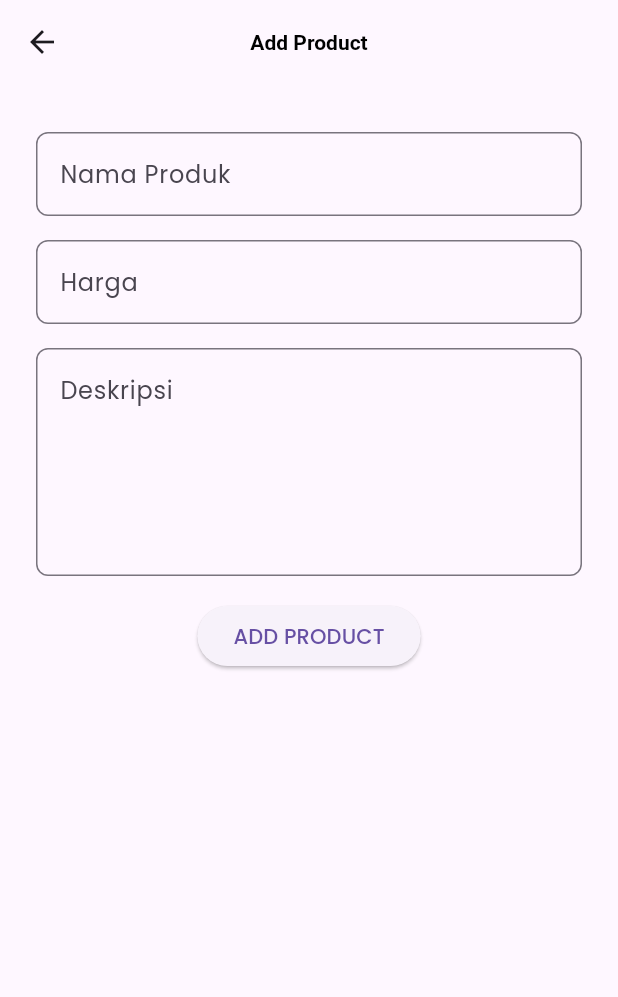
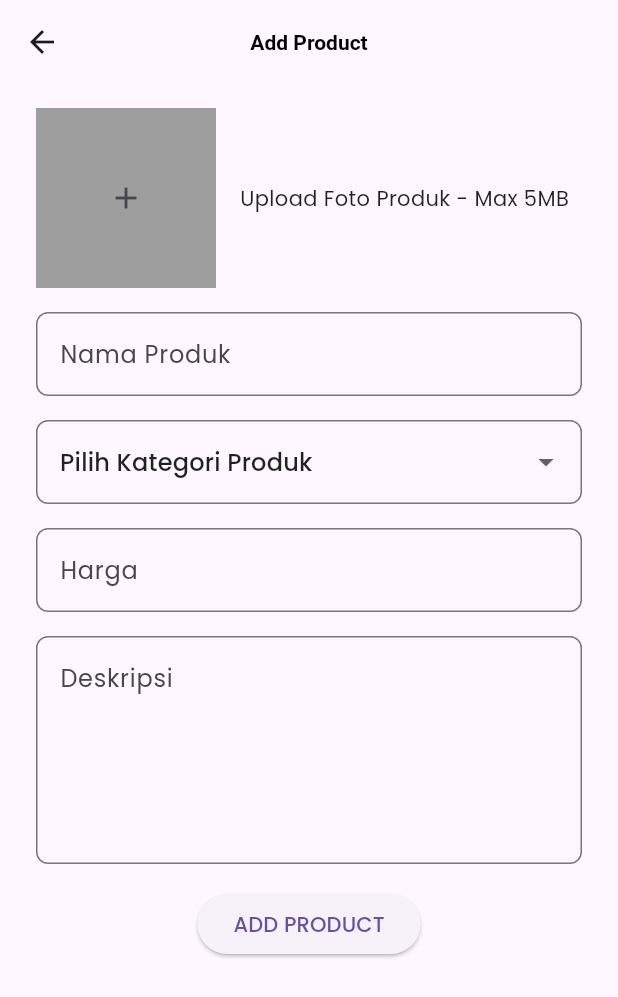
Before and after one commit to geniusvale/unimarket, a Flutter app: the MyProduct screen opened directly, after a tap on the "add" icon, on a phone screen of 412 x 824 dp. Shown: the top 997 px of the screen. Run offline on Flutter 3.47's test engine with Material 2 defaults, Android fonts, the phone set to English and light mode, and no system bars; our stand-ins replace cached_network_image, email_validator, file_picker, flutter_svg, freezed_annotation, google_fonts and 2 more; accounts and stored records are empty.

Commit message:
fixing product fetch data with model, add more form in add product, file picker

```diff
--- a/lib/controller/product_provider.dart
+++ b/lib/controller/product_provider.dart
@@ -1,9 +1,13 @@
 import 'package:flutter/material.dart';
 import 'package:supabase_flutter/supabase_flutter.dart';
 
+import '../models/product/product_model.dart';
 import '../utilities/constants.dart';
 
 class ProductsProvider extends ChangeNotifier {
+  List<ProductModel>? allProducts;
+  ProductModel? productData;
+
   //Tambah Produk Ke DB
   void addProduct({String? name, desc, int? price}) async {
     await supabase.from('products').insert(
@@ -18,10 +22,14 @@ class ProductsProvider extends ChangeNotifier {
   }
 
   //Menampilkan Seluruh Produk Dari Tabel di DB
-  Future<List<Map<String, dynamic>>> getProduct() async {
+  Future<List<ProductModel>> getProduct() async {
     final supabase = Supabase.instance.client;
-    final allProducts =
-        await supabase.from('products').select<List<Map<String, dynamic>>>();
+    final allProductsList = await supabase.from('products').select();
+    final allProducts = allProductsList
+        .map<ProductModel>(
+          (e) => ProductModel.fromJson(e),
+        )
+        .toList();
     notifyListeners();
     return allProducts;
     //WORKING GOOD
--- a/lib/models/product/product_model.dart
+++ b/lib/models/product/product_model.dart
@@ -10,12 +10,13 @@ part 'product_model.g.dart';
 @freezed
 class ProductModel with _$ProductModel {
   const factory ProductModel({
-    required String id,
+    required int? id,
     String? name,
     int? price,
     String? img_url,
     String? desc,
     String? seller_id,
+    String? category,
   }) = _ProductModel;
 
   factory ProductModel.fromJson(Map<String, Object?> json) =>
--- a/lib/screens/product/add_product.dart
+++ b/lib/screens/product/add_product.dart
@@ -17,6 +17,14 @@ class _AddProductState extends State<AddProduct> {
   final priceC = TextEditingController();
   final descC = TextEditingController();
 
+  List<String> kategori = [
+    'Pilih Kategori Produk',
+    'Jasa',
+    'Produk Digital',
+    'Produk Fisik'
+  ];
+  String selKategori = 'Pilih Kategori Produk';
+
   @override
   Widget build(BuildContext context) {
     final productProvider =
@@ -25,7 +33,8 @@ class _AddProductState extends State<AddProduct> {
       appBar: AppBar(
         title: const Text('Add Product'),
       ),
-      body: Container(
+      body: SingleChildScrollView(
+        child: Container(
           padding: formPadding,
           child: Form(
             key: _formKey,
@@ -33,11 +42,42 @@ class _AddProductState extends State<AddProduct> {
               padding: const EdgeInsets.fromLTRB(8, 16, 8, 16),
               child: Column(
                 children: [
+                  Row(
+                    children: [
+                      //Bisa Dikasih Gesture Detector
+                      Container(
+                        height: 120,
+                        width: 120,
+                        color: Colors.grey,
+                        child: IconButton(
+                          icon: const Icon(Icons.add),
+                          onPressed: () {},
+                        ),
+                      ),
+                      formSpacer,
+                      const Text('Upload Foto Produk - Max 5MB'),
+                    ],
+                  ),
                   formSpacer,
                   TextFormField(
                     controller: nameC,
                     decoration: formDecor(hint: 'Nama Produk'),
                   ),
+                  formSpacer,
+                  DropdownButtonFormField<String>(
+                      decoration: formDecor(hint: ''),
+                      value: selKategori,
+                      items: kategori.map((String item) {
+                        return DropdownMenuItem<String>(
+                          child: Text(item),
+                          value: item,
+                        );
+                      }).toList(),
+                      onChanged: (value) {
+                        setState(() {
+                          selKategori = value.toString();
+                        });
+                      }),
                   formSpacer,
                   TextFormField(
                     controller: priceC,
@@ -72,6 +112,7 @@ class _AddProductState extends State<AddProduct> {
             ),
           ),
         ),
+      ),
     );
   }
 }
--- a/lib/screens/store/my_product.dart
+++ b/lib/screens/store/my_product.dart
@@ -4,6 +4,7 @@ import 'package:flutter/material.dart';
 import 'package:flutter_staggered_grid_view/flutter_staggered_grid_view.dart';
 import 'package:provider/provider.dart' as providers;
 import 'package:cached_network_image/cached_network_image.dart';
+import 'package:unimarket/models/product/product_model.dart';
 import 'package:unimarket/screens/product/add_product.dart';
 
 import '../../controller/product_provider.dart';
@@ -19,7 +20,6 @@ class MyProduct extends StatefulWidget {
 }
 
 class _MyProductState extends State<MyProduct> {
-  // final supabase = Supabase.instance.client;
   int randomNumber = Random().nextInt(999);
   int randomNumberHeight = Random().nextInt(100);
   @override
@@ -46,7 +46,7 @@ class _MyProductState extends State<MyProduct> {
             return;
           });
         },
-        child: FutureBuilder<List<Map<String, dynamic>>>(
+        child: FutureBuilder<List<ProductModel>>(
           future: productProvider.getProduct(),
           builder: (context, snapshot) {
             if (snapshot.connectionState == ConnectionState.done) {
@@ -132,13 +132,13 @@ class _MyProductState extends State<MyProduct> {
                           Padding(
                             padding: formPadding,
                             child: Text(
-                              snapshot.data?[index]['name'] ?? '~Error',
+                              snapshot.data?[index].name ?? '~Error',
                             ),
                           ),
                           Padding(
                             padding: formPadding,
                             child: Text(
-                              'Rp ${snapshot.data![index]['price']}',
+                              'Rp ${snapshot.data![index].price}',
                               style:
                                   const TextStyle(fontWeight: FontWeight.bold),
                             ),
--- a/pubspec.yaml
+++ b/pubspec.yaml
@@ -47,6 +47,8 @@ dependencies:
   json_annotation: ^4.8.0
   freezed_annotation: ^2.2.0
   uuid: ^3.0.7
+  file_picker: ^5.3.1
+  dotted_border: ^2.0.0+3
 
 dev_dependencies:
   flutter_test:
```
Also changed, not shown: lib/controller/wishlist_provider.dart (+7 -3 lines), lib/screens/homepage.dart (+9 -5 lines), lib/screens/product/detail_product.dart (+35 -16 lines), lib/screens/product/update_product.dart (+11 -11 lines), lib/screens/profile.dart (+73 -19 lines), lib/screens/wishlist.dart (+4 -4 lines), assets/icons/edit-profile.png (added), lib/models/product/product_model.freezed.dart, lib/models/product/product_model.g.dart, pubspec.lock, 2 other files. Lines whose indentation alone changed are shown as unchanged.
